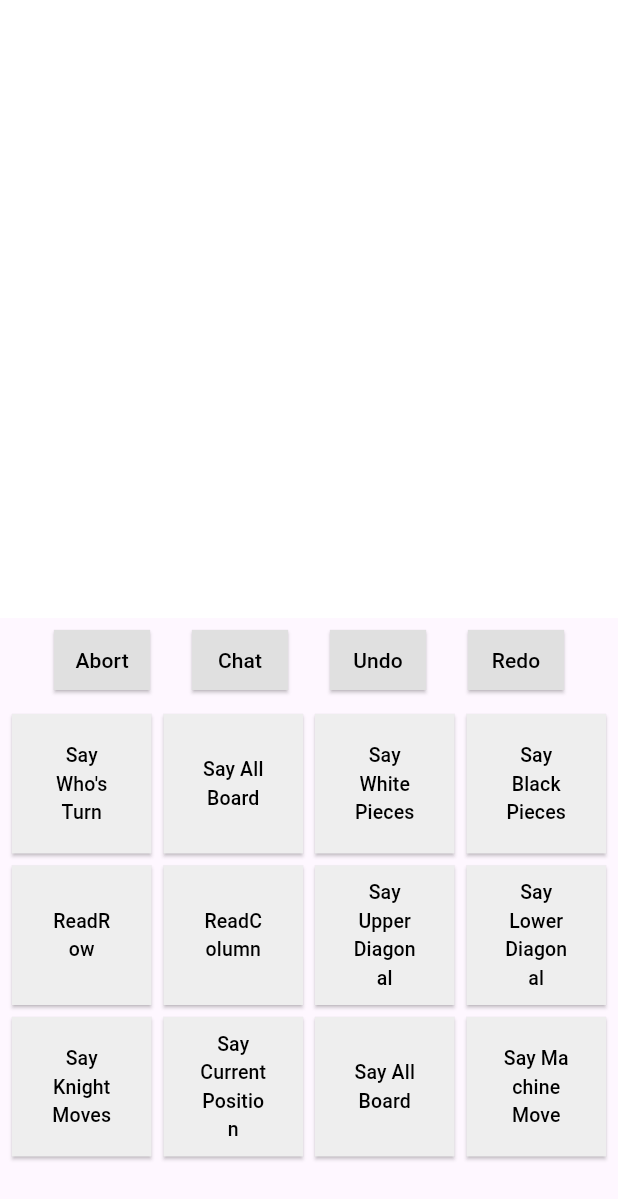
After one commit to mhdaslamp/ZChess, a Flutter app: the ChessUIScreen screen opened directly, on a phone screen of 412 x 824 dp. The commit adds this screen. Shown: the top 1199 px of the screen. Run offline on Flutter 3.47's test engine with Material 3 defaults, Android fonts, the phone set to English and light mode, and no system bars; missing offline and left inert: chess, flutter_appauth, flutter_chess_board.

```diff
--- /dev/null
+++ b/zchess/lib/ui.dart
@@ -0,0 +1,119 @@
+import 'package:flutter/material.dart';
+
+class ChessAppUI extends StatelessWidget {
+  @override
+  Widget build(BuildContext context) {
+    return MaterialApp(
+      home: ChessUIScreen(),
+      debugShowCheckedModeBanner: false,
+    );
+  }
+}
+
+class ChessUIScreen extends StatelessWidget {
+  @override
+  Widget build(BuildContext context) {
+    return Scaffold(
+      body: Column(
+        children: [
+          // Top half - blank space for chessboard
+          Expanded(
+            flex: 1,
+            child: Container(
+              color: Colors.white,
+            ),
+          ),
+
+          // Bottom half - buttons
+          Expanded(
+            flex: 1,
+            child: Column(   // we can set the color here
+              children: [
+                // Row with Exit, Comment, Undo, Redo
+                Padding(
+                  padding: const EdgeInsets.symmetric(horizontal: 8.0, vertical: 4),
+                  child: Row(
+                    mainAxisAlignment: MainAxisAlignment.spaceEvenly,
+                    children: [
+                      controlButton("Abort"),
+                      controlButton("Chat"),
+                      controlButton("Undo"),
+                      controlButton("Redo"),
+                    ],
+                  ),
+                ),
+
+                // Grid of 12 buttons
+                Expanded(
+                  child: Padding(
+                    padding: const EdgeInsets.all(8.0),
+                    child: GridView.count(
+                      crossAxisCount: 4,
+                      mainAxisSpacing: 8,
+                      crossAxisSpacing: 8,
+                      children: [
+                        gridButton("Say Who's Turn"),
+                        gridButton("Say All Board"),
+                        gridButton("Say White Pieces"),
+                        gridButton("Say Black Pieces"),
+                        gridButton("ReadRow"),
+                        gridButton("ReadColumn"),
+                        gridButton("Say Upper Diagonal"),
+                        gridButton("Say Lower Diagonal"),
+                        gridButton("Say Knight Moves"),
+                        gridButton("Say Current Position"),
+                        gridButton("Say All Board"),
+                        gridButton("Say Machine Move"),
+                      ],
+                    ),
+                  ),
+                ),
+              ],
+            ),
+          ),
+        ],
+      ),
+    );
+  }
+// Top control row buttons
+  Widget controlButton(String label) {
+    return ElevatedButton(
+      onPressed: () {
+        // TODO: Add functionality later
+      },
+      style: ElevatedButton.styleFrom(
+        backgroundColor: Colors.grey[300],
+        foregroundColor: Colors.black,
+        padding: EdgeInsets.symmetric(horizontal: 12, vertical: 10),
+        shape: RoundedRectangleBorder(
+          borderRadius: BorderRadius.zero, // Rectangle shape
+        ),
+      ),
+      child: Text(label),
+    );
+  }
+
+// Grid buttons
+  Widget gridButton(String label) {
+    return ElevatedButton(
+      onPressed: () {
+        // TODO: Add functionality later
+      },
+      style: ElevatedButton.styleFrom(
+        backgroundColor: Colors.grey[200],
+        foregroundColor: Colors.black,
+        shape: RoundedRectangleBorder(
+          borderRadius: BorderRadius.zero, // Rectangle shape
+        ),
+      ),
+      child: Text(
+        label,
+        textAlign: TextAlign.center,
+        style: TextStyle(fontSize: 13),
+      ),
+    );
+  }
+
+// Top control row buttons
+
+}
```
Also changed, not shown: zchess/lib/screens/game_screen.dart (+38 -10 lines).
